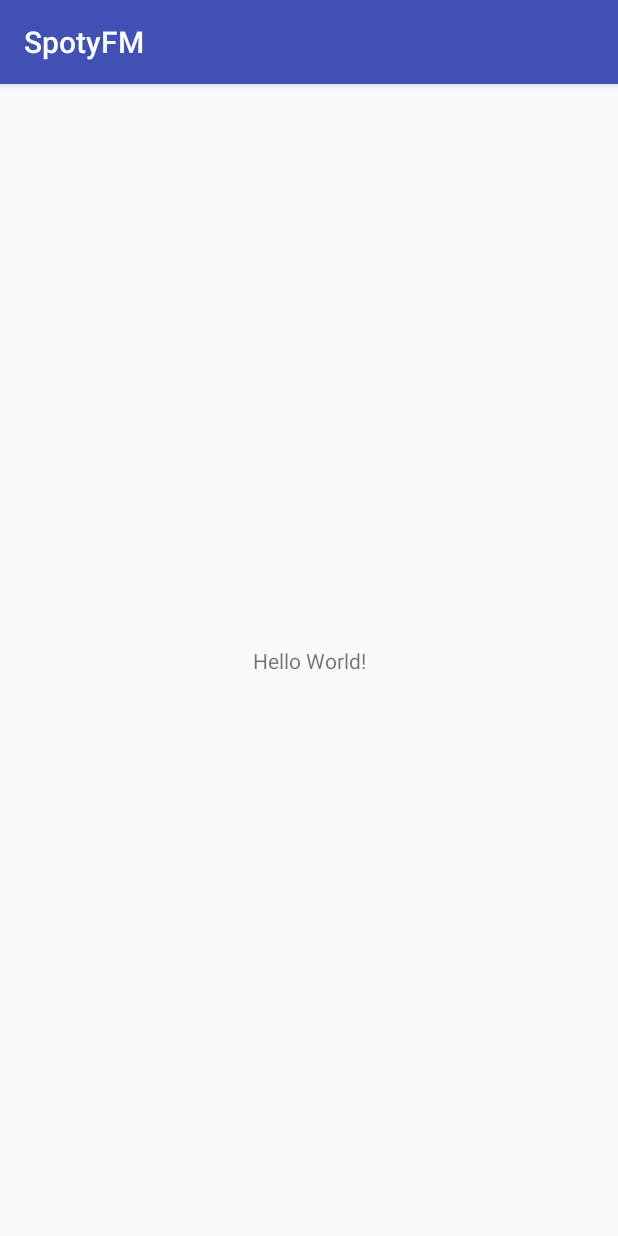
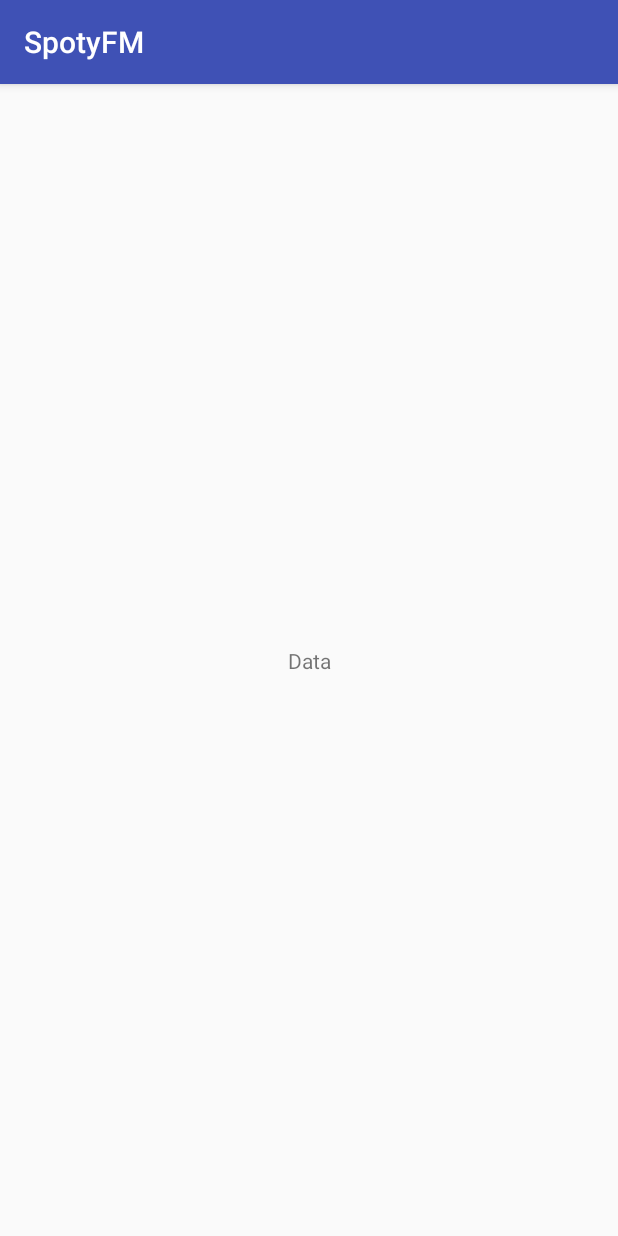
Before and after one commit to blorsten/SpotyFM, an Android app: the screen it shows after launch (MainActivity), on a phone screen of 412 x 824 dp. Run offline under Robolectric (Android 15) with nearby library versions, the phone set to English and light mode, and no system bars.

Commit message:
Started on app and added OKHTTP

```diff
--- a/app/build.gradle
+++ b/app/build.gradle
@@ -22,6 +22,7 @@ dependencies {
     implementation fileTree(dir: 'libs', include: ['*.jar'])
     implementation 'com.android.support:appcompat-v7:27.1.1'
     implementation 'com.android.support.constraint:constraint-layout:1.1.3'
+    implementation 'com.squareup.okhttp3:okhttp:3.11.0'
     testImplementation 'junit:junit:4.12'
     androidTestImplementation 'com.android.support.test:runner:1.0.2'
     androidTestImplementation 'com.android.support.test.espresso:espresso-core:3.0.2'
--- a/app/src/main/AndroidManifest.xml
+++ b/app/src/main/AndroidManifest.xml
@@ -1,6 +1,8 @@
 <?xml version="1.0" encoding="utf-8"?>
 <manifest xmlns:android="http://schemas.android.com/apk/res/android"
     package="com.peterwitt.spotyfm">
+
+    <uses-permission android:name="android.permission.INTERNET"/>
 
     <application
         android:allowBackup="true"
--- a/app/src/main/java/com/peterwitt/spotyfm/MainActivity.java
+++ b/app/src/main/java/com/peterwitt/spotyfm/MainActivity.java
@@ -2,12 +2,60 @@ package com.peterwitt.spotyfm;
 
 import android.support.v7.app.AppCompatActivity;
 import android.os.Bundle;
+import android.widget.TextView;
+
+import java.io.IOException;
+
+import okhttp3.Call;
+import okhttp3.Callback;
+import okhttp3.OkHttpClient;
+import okhttp3.Request;
+import okhttp3.Response;
 
 public class MainActivity extends AppCompatActivity {
+    TextView txtString;
+    public String url= "https://www.dr.dk/playlister/feeds/nowNext/nowPrev.drxml?items=4&cid=P3";
 
     @Override
     protected void onCreate(Bundle savedInstanceState) {
         super.onCreate(savedInstanceState);
         setContentView(R.layout.activity_main);
+
+        txtString= (TextView)findViewById(R.id.MainText);
+
+        try {
+            run();
+        } catch (IOException e) {
+            e.printStackTrace();
+        }
+    }
+
+    void run() throws IOException {
+
+        OkHttpClient client = new OkHttpClient();
+
+        Request request = new Request.Builder()
+                .url(url)
+                .build();
+
+        client.newCall(request).enqueue(new Callback() {
+            @Override
+            public void onFailure(Call call, IOException e) {
+                call.cancel();
+            }
+
+            @Override
+            public void onResponse(Call call, Response response) throws IOException {
+
+                final String myResponse = response.body().string();
+
+                MainActivity.this.runOnUiThread(new Runnable() {
+                    @Override
+                    public void run() {
+                        txtString.setText(myResponse);
+                    }
+                });
+            }
+        });
     }
 }
--- a/app/src/main/res/layout/activity_main.xml
+++ b/app/src/main/res/layout/activity_main.xml
@@ -7,12 +7,16 @@
     tools:context=".MainActivity">
 
     <TextView
+        android:id="@+id/MainText"
         android:layout_width="wrap_content"
         android:layout_height="wrap_content"
-        android:text="Hello World!"
+        android:layout_marginStart="8dp"
+        android:layout_marginTop="8dp"
+        android:layout_marginEnd="8dp"
+        android:layout_marginBottom="8dp"
+        android:text="Data"
         app:layout_constraintBottom_toBottomOf="parent"
-        app:layout_constraintLeft_toLeftOf="parent"
-        app:layout_constraintRight_toRightOf="parent"
+        app:layout_constraintEnd_toEndOf="parent"
+        app:layout_constraintStart_toStartOf="parent"
         app:layout_constraintTop_toTopOf="parent" />
-
 </android.support.constraint.ConstraintLayout>
--- a/build.gradle
+++ b/build.gradle
@@ -7,7 +7,7 @@ buildscript {
         jcenter()
     }
     dependencies {
-        classpath 'com.android.tools.build:gradle:3.1.4'
+        classpath 'com.android.tools.build:gradle:3.2.1'
 
 
         // NOTE: Do not place your application dependencies here; they belong
```
Also changed, not shown: gradle/wrapper/gradle-wrapper.properties.
